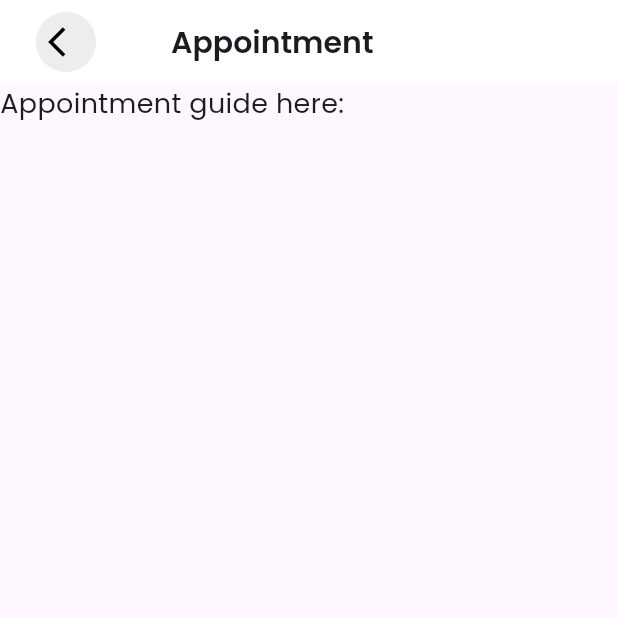
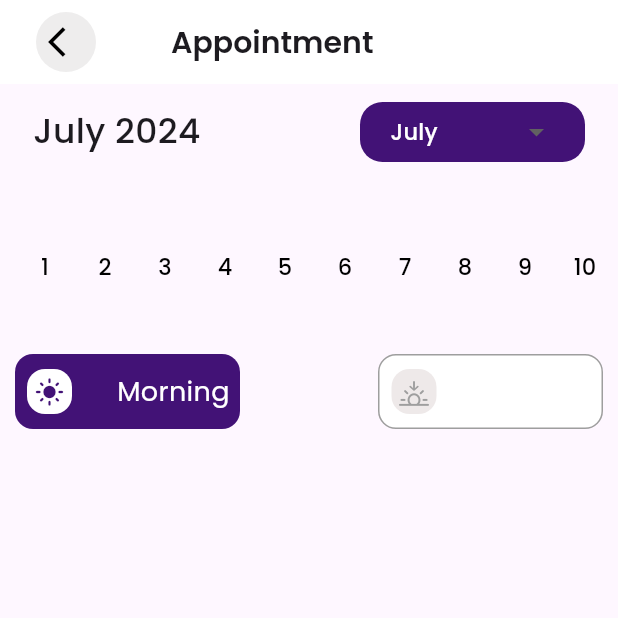
Before and after one commit to JohnGastone/Dokta-Konzo, a Flutter app: the CreateAppointment screen opened directly, on a phone screen of 412 x 824 dp, the top half of it. Run offline on Flutter 3.47's test engine with Material 3 defaults, Android fonts, the phone set to English and light mode, and no system bars; our stand-ins replace flutter_onboarding_slider, google_fonts, google_maps_flutter, permission_handler.

Commit message:
Appointment page++

```diff
--- a/lib/Pages/Appointment/Appointment.dart
+++ b/lib/Pages/Appointment/Appointment.dart
@@ -1,5 +1,7 @@
 // ignore_for_file: prefer_const_constructors
 
+import 'package:doktakonzo/Pages/components/DatePicker.dart';
+import 'package:flutter/cupertino.dart';
 import 'package:flutter/material.dart';
 import 'package:google_fonts/google_fonts.dart';
 
@@ -48,13 +50,92 @@ class _CreateAppointmentState extends State<CreateAppointment> {
         ),
       ),
       body: SingleChildScrollView(
-        child: Column(
-          children: [
-            Text(
-              "Appointment guide here:",
-              style: GoogleFonts.poppins(fontSize: 18),
-            )
-          ],
+        child: Padding(
+          padding: const EdgeInsets.only(left: 10.0, right: 10),
+          child: Column(
+            crossAxisAlignment: CrossAxisAlignment.start,
+            children: [
+              DatePicker(initialDate: DateTime.now()),
+              Row(
+                mainAxisAlignment: MainAxisAlignment.spaceBetween,
+                children: [
+                  Container(
+                    width: 150,
+                    height: 50,
+                    decoration: BoxDecoration(
+                        color: Color.fromARGB(255, 66, 18, 118),
+                        borderRadius: BorderRadius.circular(12)),
+                    child: Padding(
+                      padding: const EdgeInsets.all(8.0),
+                      child: Row(
+                        children: [
+                          Container(
+                            height: 30,
+                            width: 30,
+                            decoration: BoxDecoration(
+                                color: Colors.white,
+                                borderRadius: BorderRadius.circular(12)),
+                            child: Center(
+                              child: Icon(
+                                Icons.light_mode,
+                                color: Color.fromARGB(255, 66, 18, 118),
+                                size: 20,
+                              ),
+                            ),
+                          ),
+                          SizedBox(
+                            width: 30,
+                          ),
+                          Text(
+                            "Morning",
+                            style: GoogleFonts.poppins(
+                                fontSize: 18, color: Colors.white),
+                          )
+                        ],
+                      ),
+                    ),
+                  ),
+                  Container(
+                    width: 150,
+                    height: 50,
+                    decoration: BoxDecoration(
+                        border: Border.all(width: 1, color: Colors.grey),
+                        color: Colors.white,
+                        borderRadius: BorderRadius.circular(12)),
+                    child: Padding(
+                      padding: const EdgeInsets.all(8.0),
+                      child: Row(
+                        children: [
+                          Container(
+                            height: 30,
+                            width: 30,
+                            decoration: BoxDecoration(
+                                color: const Color.fromARGB(255, 238, 233, 233),
+                                borderRadius: BorderRadius.circular(12)),
+                            child: Center(
+                              child: Icon(
+                                CupertinoIcons.sunset,
+                                color: Colors.grey,
+                                size: 20,
+                              ),
+                            ),
+                          ),
+                          SizedBox(
+                            width: 30,
+                          ),
+                          Text(
+                            "Evening",
+                            style: GoogleFonts.poppins(
+                                fontSize: 18, color: Colors.white),
+                          )
+                        ],
+                      ),
+                    ),
+                  )
+                ],
+              )
+            ],
+          ),
         ),
       ),
     );
```
